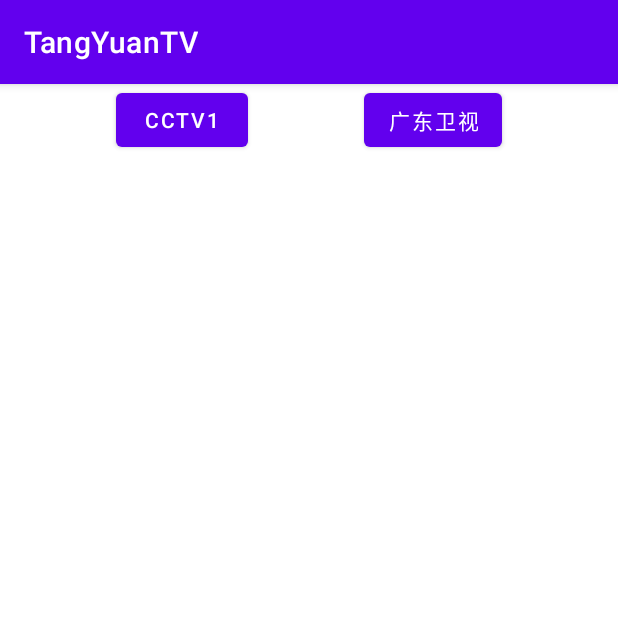
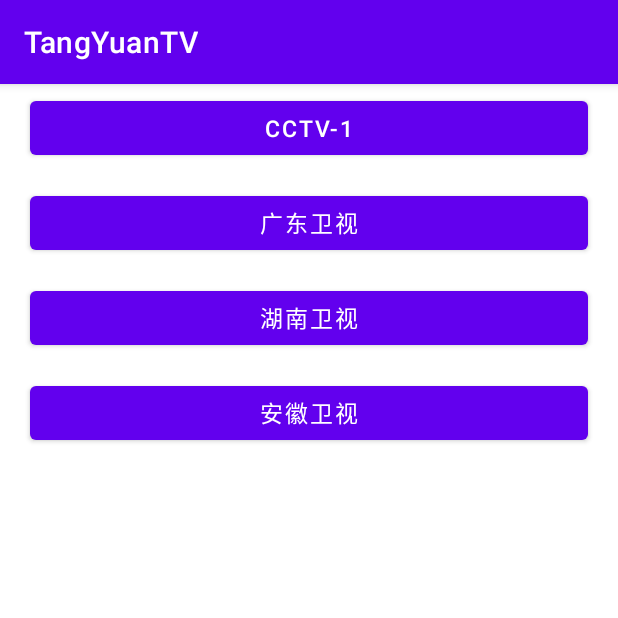
Before and after one commit to XF-zhjnc/TangYuan, an Android app: the screen it shows after launch (MainActivity), on a phone screen of 412 x 824 dp, the top half of it. Run offline under Robolectric (Android 15) with nearby library versions, the phone set to English and light mode, and no system bars.

Commit message:
:memo: fix the screen on & change channel list

```diff
--- /dev/null
+++ b/app/src/main/java/io/github/xf_zhjnc/tangyuantv/ChannelInfo.kt
@@ -0,0 +1,8 @@
+package io.github.xf_zhjnc.tangyuantv
+
+/**
+ * NAME: 柚子啊
+ * DATE: 2021-01-08
+ * DESC: 频道列表实体类
+ */
+class ChannelInfo(var channelTitle: String, var videoUrl: String) {}
--- a/app/src/main/java/io/github/xf_zhjnc/tangyuantv/MainActivity.kt
+++ b/app/src/main/java/io/github/xf_zhjnc/tangyuantv/MainActivity.kt
@@ -2,23 +2,48 @@ package io.github.xf_zhjnc.tangyuantv
 
 import androidx.appcompat.app.AppCompatActivity
 import android.os.Bundle
+import androidx.recyclerview.widget.LinearLayoutManager
+import io.github.xf_zhjnc.tangyuantv.adapter.MainChannelAdapter
 import io.github.xf_zhjnc.tangyuantv.databinding.ActivityMainBinding
 
 class MainActivity : AppCompatActivity() {
 
     private lateinit var mBinding: ActivityMainBinding
+    private var mChannelLists = ArrayList<ChannelInfo>()
+    private lateinit var mMainChannelAdapter: MainChannelAdapter
 
     override fun onCreate(savedInstanceState: Bundle?) {
         super.onCreate(savedInstanceState)
         mBinding = ActivityMainBinding.inflate(layoutInflater)
         setContentView(mBinding.root)
 
-        mBinding.btnCCTV.setOnClickListener {
-            VideoPlayerActivity.start(this, "http://ivi.bupt.edu.cn/hls/cctv1hd.m3u8")
-        }
+        initData()
+        initRecyclerView()
 
-        mBinding.btnGuangDong.setOnClickListener {
-            VideoPlayerActivity.start(this, "http://ivi.bupt.edu.cn/hls/gdhd.m3u8")
-        }
+    }
+
+    private fun initData() {
+        var channelInfo = ChannelInfo("CCTV-1", "http://ivi.bupt.edu.cn/hls/cctv1hd.m3u8")
+        mChannelLists.add(channelInfo)
+        channelInfo = ChannelInfo("广东卫视", "http://ivi.bupt.edu.cn/hls/gdhd.m3u8")
+        mChannelLists.add(channelInfo)
+        channelInfo = ChannelInfo("湖南卫视", "http://ivi.bupt.edu.cn/hls/hunanhd.m3u8")
+        mChannelLists.add(channelInfo)
+        channelInfo = ChannelInfo("安徽卫视", "http://ivi.bupt.edu.cn/hls/ahhd.m3u8")
+        mChannelLists.add(channelInfo)
+    }
+
+    private fun initRecyclerView() {
+        mMainChannelAdapter = MainChannelAdapter(this, mChannelLists)
+        val layoutManager = LinearLayoutManager(this)
+        mBinding.rcyChannelList.layoutManager = layoutManager
+        mBinding.rcyChannelList.adapter = mMainChannelAdapter
+
+        mMainChannelAdapter.setOnItemClickListener(object : MainChannelAdapter.OnItemClickListener {
+            override fun onItemClick(position: Int) {
+                VideoPlayerActivity.start(this@MainActivity, mChannelLists[position].videoUrl)
+            }
+        })
+
     }
 }
--- a/app/src/main/java/io/github/xf_zhjnc/tangyuantv/TYVideoPlayView.kt
+++ b/app/src/main/java/io/github/xf_zhjnc/tangyuantv/TYVideoPlayView.kt
@@ -54,7 +54,7 @@ class TYVideoPlayView : FrameLayout {
     val AR_16_9_FIT_PARENT = 4
     val AR_4_3_FIT_PARENT = 5
 
-    private var mCurrentAspectRatio = AR_4_3_FIT_PARENT
+    private var mCurrentAspectRatio = AR_16_9_FIT_PARENT
 
     constructor(context: Context) : this(context, null)
     constructor(context: Context, attrs: AttributeSet?) : this(context, attrs, 0)
--- a/app/src/main/java/io/github/xf_zhjnc/tangyuantv/VideoPlayerActivity.kt
+++ b/app/src/main/java/io/github/xf_zhjnc/tangyuantv/VideoPlayerActivity.kt
@@ -5,6 +5,7 @@ import android.content.Intent
 import android.os.Bundle
 import android.view.MotionEvent
 import android.view.View
+import android.view.WindowManager
 import android.view.animation.Animation
 import android.view.animation.AnimationUtils
 import android.widget.Toast
@@ -62,6 +63,16 @@ class VideoPlayerActivity : AppCompatActivity(), TYVideoListener, View.OnClickLi
         showTopView()
     }
 
+    override fun onResume() {
+        super.onResume()
+        window.addFlags(WindowManager.LayoutParams.FLAG_KEEP_SCREEN_ON)
+    }
+
+    override fun onPause() {
+        super.onPause()
+        window.clearFlags(WindowManager.LayoutParams.FLAG_KEEP_SCREEN_ON)
+    }
+
     private fun initView() {
         mBinding.playerController.ivPlayOrPause.setImageResource(R.drawable.ic_player_pause)
         timer = Timer()
@@ -97,7 +108,6 @@ class VideoPlayerActivity : AppCompatActivity(), TYVideoListener, View.OnClickLi
         val timerTask = object : TimerTask() {
             override fun run() {
                 runOnUiThread {
-                    Toast.makeText(this@VideoPlayerActivity, "隐藏头部", Toast.LENGTH_SHORT).show()
 //                        val animation: Animation = AnimationUtils.loadAnimation(applicationContext,
 //                                                                                R.anim.anim_move_top)
 //                        mBinding.clTopViewLayout.startAnimation(animation)
--- /dev/null
+++ b/app/src/main/java/io/github/xf_zhjnc/tangyuantv/adapter/MainChannelAdapter.kt
@@ -0,0 +1,46 @@
+package io.github.xf_zhjnc.tangyuantv.adapter
+
+import android.content.Context
+import android.view.LayoutInflater
+import android.view.View
+import android.view.ViewGroup
+import android.widget.Button
+import androidx.recyclerview.widget.RecyclerView
+import io.github.xf_zhjnc.tangyuantv.ChannelInfo
+import io.github.xf_zhjnc.tangyuantv.R
+
+/**
+ * NAME: 柚子啊
+ * DATE: 2021/1/8
+ * DESC:
+ */
+class MainChannelAdapter(private val context: Context,
+                         private val mChannelList: ArrayList<ChannelInfo>) :
+        RecyclerView.Adapter<MainChannelAdapter.ViewHolder>() {
+
+    private lateinit var mListener: OnItemClickListener
+
+    inner class ViewHolder(itemView: View) : RecyclerView.ViewHolder(itemView) {
+        var button: Button = itemView.findViewById(R.id.btnChannel)
+    }
+
+    override fun onCreateViewHolder(parent: ViewGroup, viewType: Int): ViewHolder = ViewHolder(
+            LayoutInflater.from(context).inflate(R.layout.item_main_channel_list, parent, false))
+
+    override fun getItemCount(): Int = mChannelList.size
+
+
+    override fun onBindViewHolder(holder: ViewHolder, position: Int) {
+        val channelInfo = mChannelList[position]
+        holder.button.text = channelInfo.channelTitle
+        holder.button.setOnClickListener { mListener.onItemClick(position) }
+    }
+
+    fun setOnItemClickListener(listener: OnItemClickListener) {
+        mListener = listener
+    }
+
+    interface OnItemClickListener {
+        fun onItemClick(position: Int)
+    }
+}
--- a/app/src/main/res/layout/activity_main.xml
+++ b/app/src/main/res/layout/activity_main.xml
@@ -4,22 +4,30 @@
     android:layout_height="match_parent"
     xmlns:app="http://schemas.android.com/apk/res-auto">
 
-    <Button
-        android:id="@+id/btnCCTV"
-        android:layout_width="wrap_content"
+    <androidx.recyclerview.widget.RecyclerView
+        android:id="@+id/rcyChannelList"
+        android:layout_width="match_parent"
         android:layout_height="wrap_content"
-        android:text="CCTV1"
+        app:layout_constraintTop_toTopOf="parent"
         app:layout_constraintStart_toStartOf="parent"
-        app:layout_constraintTop_toTopOf="parent"
-        app:layout_constraintEnd_toStartOf="@id/btnGuangDong"/>
+        app:layout_constraintEnd_toEndOf="parent"/>
 
-    <Button
-        android:id="@+id/btnGuangDong"
-        android:layout_width="wrap_content"
-        android:layout_height="wrap_content"
-        android:text="广东卫视"
-        app:layout_constraintEnd_toEndOf="parent"
-        app:layout_constraintTop_toTopOf="parent"
-        app:layout_constraintStart_toEndOf="@id/btnCCTV"/>
+<!--    <Button-->
+<!--        android:id="@+id/btnCCTV"-->
+<!--        android:layout_width="wrap_content"-->
+<!--        android:layout_height="wrap_content"-->
+<!--        android:text="CCTV1"-->
+<!--        app:layout_constraintStart_toStartOf="parent"-->
+<!--        app:layout_constraintTop_toTopOf="parent"-->
+<!--        app:layout_constraintEnd_toStartOf="@id/btnGuangDong"/>-->
+
+<!--    <Button-->
+<!--        android:id="@+id/btnGuangDong"-->
+<!--        android:layout_width="wrap_content"-->
+<!--        android:layout_height="wrap_content"-->
+<!--        android:text="广东卫视"-->
+<!--        app:layout_constraintEnd_toEndOf="parent"-->
+<!--        app:layout_constraintTop_toTopOf="parent"-->
+<!--        app:layout_constraintStart_toEndOf="@id/btnCCTV"/>-->
 
 </androidx.constraintlayout.widget.ConstraintLayout>
--- /dev/null
+++ b/app/src/main/res/layout/item_main_channel_list.xml
@@ -0,0 +1,24 @@
+<?xml version="1.0" encoding="utf-8"?>
+<androidx.constraintlayout.widget.ConstraintLayout xmlns:android="http://schemas.android.com/apk/res/android"
+    android:layout_width="match_parent"
+    android:layout_height="wrap_content"
+    xmlns:tools="http://schemas.android.com/tools"
+    xmlns:app="http://schemas.android.com/apk/res-auto">
+
+    <Button
+        android:id="@+id/btnChannel"
+        android:layout_width="match_parent"
+        android:layout_height="wrap_content"
+        tools:text="CCTV-1"
+        android:textSize="15sp"
+        android:textColor="@color/white"
+        app:layout_constraintTop_toTopOf="parent"
+        app:layout_constraintStart_toStartOf="parent"
+        app:layout_constraintEnd_toEndOf="parent"
+        app:layout_constraintBottom_toBottomOf="parent"
+        android:layout_marginStart="20dp"
+        android:layout_marginEnd="20dp"
+        android:layout_marginTop="5dp"
+        android:layout_marginBottom="10dp"/>
+
+</androidx.constraintlayout.widget.ConstraintLayout>
```
